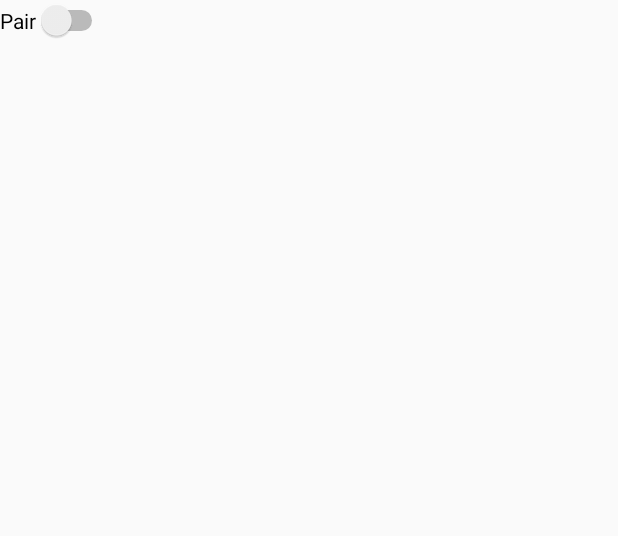
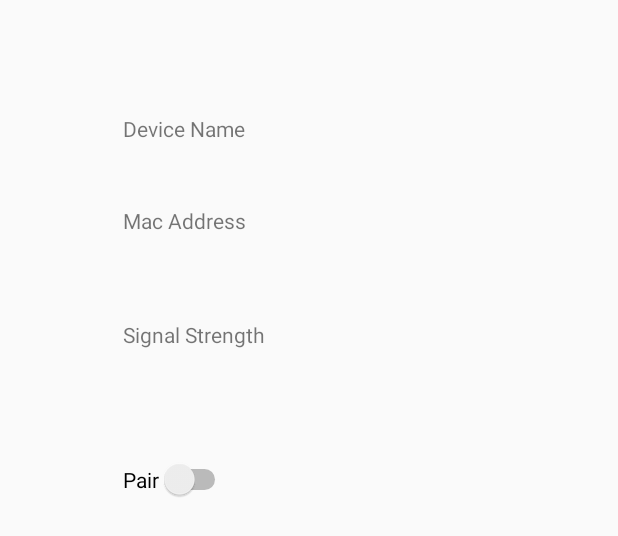
Before and after one commit to the-sa/UTDTeamHUBs, an Android app: the layout activity_device_detail.xml on its own in the app's theme, with its tools: preview values and no code run, on a phone screen of 412 x 824 dp. Shown: the top 536 px of the screen. Run offline under Robolectric (Android 15) with nearby library versions, the phone set to English and light mode, and no system bars; network calls fail.

Commit message:
Updated Device Detail

```diff
--- a/app/build.gradle
+++ b/app/build.gradle
@@ -1,7 +1,7 @@
 apply plugin: 'com.android.application'
 
 android {
-    compileSdkVersion 24
+    compileSdkVersion 25
     buildToolsVersion "25.0.1"
     defaultConfig {
         applicationId "com.teamhub.utd.hub"
@@ -20,7 +20,7 @@ android {
 }
 
 dependencies {
-    compile fileTree(dir: 'libs', include: ['*.jar'])
+    compile fileTree(include: ['*.jar'], dir: 'libs')
     androidTestCompile('com.android.support.test.espresso:espresso-core:2.2.2', {
         exclude group: 'com.android.support', module: 'support-annotations'
     })
--- a/app/src/main/AndroidManifest.xml
+++ b/app/src/main/AndroidManifest.xml
@@ -41,6 +41,10 @@
             android:name=".AdminActivity"
             android:label="Admin Dashboard"
             android:theme="@style/AppTheme.NoActionBar" />
+        <activity
+            android:name=".DeviceDetailActivity"
+            android:label="Device Details"
+            android:theme="@style/AppTheme"/>
 
         <activity android:name=".EditUserActivity"></activity>
     </application>
--- a/app/src/main/res/layout/activity_device_detail.xml
+++ b/app/src/main/res/layout/activity_device_detail.xml
@@ -4,7 +4,9 @@
     xmlns:tools="http://schemas.android.com/tools"
     android:layout_width="match_parent"
     android:layout_height="match_parent"
-    tools:context="com.teamhub.utd.hub.DeviceDetailActivity">
+    tools:context="com.teamhub.utd.hub.DeviceDetailActivity"
+    tools:layout_editor_absoluteY="81dp"
+    tools:layout_editor_absoluteX="0dp">
 
 
     <Switch
@@ -13,7 +15,49 @@
         android:layout_height="wrap_content"
         android:layout_below="@+id/floatingActionButton2"
         android:layout_centerHorizontal="true"
-        android:layout_marginTop="114dp"
-        android:text="Pair" />
+        android:text="Pair"
+        android:layout_marginStart="82dp"
+        tools:layout_constraintTop_creator="1"
+        android:layout_marginTop="73dp"
+        app:layout_constraintTop_toBottomOf="@+id/signalStr"
+        tools:layout_constraintLeft_creator="1"
+        app:layout_constraintLeft_toLeftOf="parent" />
+
+    <TextView
+        android:id="@+id/signalStr"
+        android:layout_width="wrap_content"
+        android:layout_height="wrap_content"
+        android:text="Signal Strength"
+        tools:layout_constraintTop_creator="1"
+        android:layout_marginTop="213dp"
+        tools:layout_constraintLeft_creator="1"
+        app:layout_constraintLeft_toLeftOf="@+id/MacAddress"
+        app:layout_constraintTop_toTopOf="parent" />
+
+    <TextView
+        android:id="@+id/DeviceName"
+        android:layout_width="wrap_content"
+        android:layout_height="wrap_content"
+        android:text="Device Name"
+        android:layout_marginStart="82dp"
+        tools:layout_constraintTop_creator="1"
+        android:layout_marginTop="76dp"
+        tools:layout_constraintLeft_creator="1"
+        app:layout_constraintLeft_toLeftOf="parent"
+        app:layout_constraintTop_toTopOf="parent" />
+
+    <TextView
+        android:id="@+id/MacAddress"
+        android:layout_width="wrap_content"
+        android:layout_height="wrap_content"
+        android:text="Mac Address"
+        tools:layout_constraintTop_creator="1"
+        tools:layout_constraintBottom_creator="1"
+        app:layout_constraintBottom_toTopOf="@+id/signalStr"
+        android:layout_marginTop="62dp"
+        tools:layout_constraintLeft_creator="1"
+        android:layout_marginBottom="58dp"
+        app:layout_constraintLeft_toLeftOf="@+id/DeviceName"
+        app:layout_constraintTop_toTopOf="@+id/DeviceName" />
 
 </android.support.constraint.ConstraintLayout>
```
Also changed, not shown: app/src/main/java/com/teamhub/utd/hub/DeviceDetailActivity.java (+58 -1 lines), app/src/main/java/com/teamhub/utd/hub/UnPairedActivity.java (+33 -1 lines).
